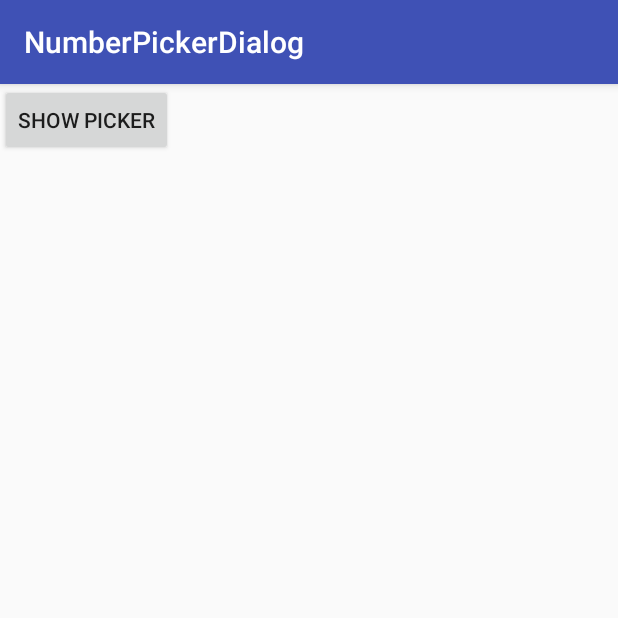
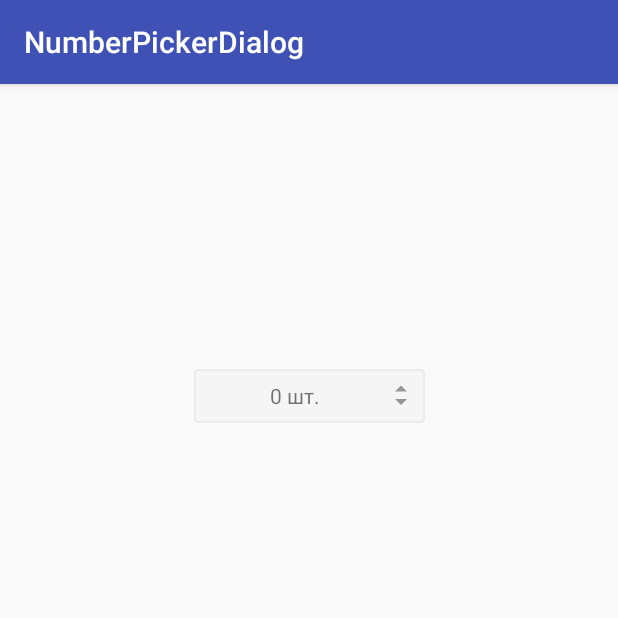
Before and after one commit to illiaNaumov/NumberPickerDialog, an Android app: the screen it shows after launch (MainActivity), on a phone screen of 412 x 824 dp, the top half of it. Run offline under Robolectric (Android 15) with nearby library versions, the phone set to English and light mode, and no system bars; 1 statement that could not run was skipped.

Commit message:
selected number view

```diff
--- a/app/src/main/java/com/il_mov/numberpickerdialog/MainActivity.kt
+++ b/app/src/main/java/com/il_mov/numberpickerdialog/MainActivity.kt
@@ -7,7 +7,7 @@ import android.view.View
 import kotlinx.android.synthetic.main.activity_main.*
 import kotlinx.android.synthetic.main.dialog_number_picker.*
 
-class MainActivity : AppCompatActivity() {
+class MainActivity : AppCompatActivity(), NumberPickerDialogListener {
 
     override fun onCreate(savedInstanceState: Bundle?) {
         super.onCreate(savedInstanceState)
@@ -15,12 +15,24 @@ class MainActivity : AppCompatActivity() {
 
         numberPicker.maxValue = 10
 
+        bottom_sheet.numberPickerDialogListener = this
         val bottomSheetBehavior = BottomSheetBehavior.from(bottom_sheet)
         bottomSheetBehavior.state = BottomSheetBehavior.STATE_HIDDEN
+        bottomSheetBehavior.isHideable
 
         showPickerButtonView.setOnClickListener {
             toggleBottomSheet(bottomSheetBehavior)
         }
+    }
+
+    override fun onCancelClicked() {
+        toggleBottomSheet(BottomSheetBehavior.from(bottom_sheet))
+    }
+
+    override fun onDoneClicked(numberPicked: Int) {
+        toggleBottomSheet(BottomSheetBehavior.from(bottom_sheet))
+
+        showPickerButtonView.text = "$numberPicked шт."
     }
 
     private fun toggleBottomSheet(bottomSheetBehavior: BottomSheetBehavior<out View>) {
--- /dev/null
+++ b/app/src/main/java/com/il_mov/numberpickerdialog/NumberPickerBottomDialog.kt
@@ -0,0 +1,35 @@
+package com.il_mov.numberpickerdialog
+
+import android.content.Context
+import android.util.AttributeSet
+import android.support.constraint.ConstraintLayout
+import kotlinx.android.synthetic.main.dialog_number_picker.view.*
+
+
+class NumberPickerBottomDialog : ConstraintLayout {
+
+    var numberPickerDialogListener: NumberPickerDialogListener? = null
+
+    constructor(context: Context?) : this(context, null)
+
+    constructor(context: Context?, attrs: AttributeSet?) : this(context, attrs, 0)
+
+    constructor(context: Context?, attrs: AttributeSet?, defStyleAttr: Int) : super(context, attrs, defStyleAttr) {
+        init()
+    }
+
+    private fun init() {
+        inflate(context, R.layout.dialog_number_picker, this)
+
+        resetTextView.setOnClickListener { performReset() }
+        doneTextTitleView.setOnClickListener { performDone() }
+    }
+
+    private fun performReset() {
+        numberPickerDialogListener?.onCancelClicked()
+    }
+
+    private fun performDone() {
+        numberPickerDialogListener?.onDoneClicked(numberPicker.value)
+    }
+}
--- /dev/null
+++ b/app/src/main/java/com/il_mov/numberpickerdialog/NumberPickerDialogListener.kt
@@ -0,0 +1,6 @@
+package com.il_mov.numberpickerdialog
+
+interface NumberPickerDialogListener {
+    fun onCancelClicked()
+    fun onDoneClicked(numberPicked: Int)
+}
--- /dev/null
+++ b/app/src/main/res/drawable/bg_calculator_quantity.xml
@@ -0,0 +1,8 @@
+<?xml version="1.0" encoding="utf-8"?>
+<shape xmlns:android="http://schemas.android.com/apk/res/android">
+    <solid android:color="#f5f5f5" />
+    <corners android:radius="@dimen/size_2" />
+    <stroke
+        android:width="1dp"
+        android:color="#ebebeb" />
+</shape>
--- /dev/null
+++ b/app/src/main/res/drawable/vector_picker_arrows.xml
@@ -0,0 +1,11 @@
+<?xml version="1.0" encoding="utf-8"?>
+<vector xmlns:android="http://schemas.android.com/apk/res/android"
+    android:width="24dp"
+    android:height="24dp"
+    android:viewportWidth="24"
+    android:viewportHeight="24">
+
+    <path
+        android:fillColor="#959595"
+        android:pathData="M14 5l-4 4h8zM14 18l4-4h-8z" />
+</vector>
--- a/app/src/main/res/layout/activity_main.xml
+++ b/app/src/main/res/layout/activity_main.xml
@@ -6,15 +6,38 @@
     android:layout_height="match_parent"
     tools:context=".MainActivity">
 
-    <Button
-        android:id="@+id/showPickerButtonView"
-        android:layout_width="wrap_content"
+    <android.support.constraint.ConstraintLayout
+        android:id="@+id/content"
+        android:layout_width="match_parent"
+        android:layout_height="match_parent">
+
+        <TextView
+            android:id="@+id/showPickerButtonView"
+            android:layout_width="154dp"
+            android:layout_height="36dp"
+            android:drawableEnd="@drawable/vector_picker_arrows"
+            android:text="0 шт."
+            app:layout_constraintBottom_toBottomOf="parent"
+            app:layout_constraintEnd_toEndOf="parent"
+            app:layout_constraintStart_toStartOf="parent"
+            app:layout_constraintTop_toTopOf="parent"
+            app:layout_constraintVertical_bias="0.26"
+            android:gravity="center"
+            android:foregroundGravity="center"
+            android:paddingTop="6dp"
+            android:paddingBottom="6dp"
+            android:paddingEnd="6dp"
+            android:paddingStart="11dp"
+            android:textSize="14sp"
+            android:background="@drawable/bg_calculator_quantity"/>
+
+    </android.support.constraint.ConstraintLayout>
+
+
+    <com.il_mov.numberpickerdialog.NumberPickerBottomDialog
+        android:id="@+id/bottom_sheet"
+        android:layout_width="match_parent"
         android:layout_height="wrap_content"
-        android:text="Show picker"
-        app:layout_constraintBottom_toBottomOf="parent"
-        app:layout_constraintLeft_toLeftOf="parent"
-        app:layout_constraintRight_toRightOf="parent"
-        app:layout_constraintTop_toTopOf="parent" />
-
-    <include layout="@layout/dialog_number_picker" />
+        app:behavior_hideable="true"
+        app:layout_behavior="android.support.design.widget.BottomSheetBehavior" />
 </android.support.design.widget.CoordinatorLayout>
--- a/app/src/main/res/layout/dialog_number_picker.xml
+++ b/app/src/main/res/layout/dialog_number_picker.xml
@@ -1,12 +1,9 @@
 <android.support.constraint.ConstraintLayout xmlns:android="http://schemas.android.com/apk/res/android"
     xmlns:app="http://schemas.android.com/apk/res-auto"
-    android:id="@+id/bottom_sheet"
     android:layout_width="match_parent"
     android:layout_height="wrap_content"
     android:background="#ffffff"
-    android:orientation="vertical"
-    app:behavior_hideable="true"
-    app:layout_behavior="android.support.design.widget.BottomSheetBehavior">
+    android:orientation="vertical">
 
     <View
         android:id="@+id/controlPanelView"
@@ -33,8 +30,11 @@
     <TextView
         android:id="@+id/resetTextView"
         android:layout_width="wrap_content"
-        android:layout_height="wrap_content"
+        android:layout_height="0dp"
         android:layout_marginEnd="24dp"
+        android:clickable="true"
+        android:focusable="true"
+        android:gravity="center"
         android:text="СБРОС"
         android:textColor="#FFFFFF"
         android:textSize="14sp"
@@ -45,8 +45,11 @@
     <TextView
         android:id="@+id/doneTextTitleView"
         android:layout_width="wrap_content"
-        android:layout_height="wrap_content"
+        android:layout_height="0dp"
         android:layout_marginEnd="16dp"
+        android:clickable="true"
+        android:focusable="true"
+        android:gravity="center"
         android:text="ГОТОВО"
         android:textColor="#FFFFFF"
         android:textSize="14sp"
--- a/app/src/main/res/values/colors.xml
+++ b/app/src/main/res/values/colors.xml
@@ -7,4 +7,5 @@
     <color name="numberPickerSelected">#58b947</color>
     <color name="numberPickerNotSelected">#b7b7b7</color>
     <color name="numberPickerDivider">#b7b7b7</color>
+    <color name="pickedNumberColor">#ebebeb</color>
 </resources>
--- a/app/src/main/res/values/dimens.xml
+++ b/app/src/main/res/values/dimens.xml
@@ -2,4 +2,5 @@
 <resources>
     <dimen name="number_picker_text_size">20sp</dimen>
     <dimen name="calculator_unit_text_size">18sp</dimen>
+    <dimen name="size_2">2dp</dimen>
 </resources>
```
